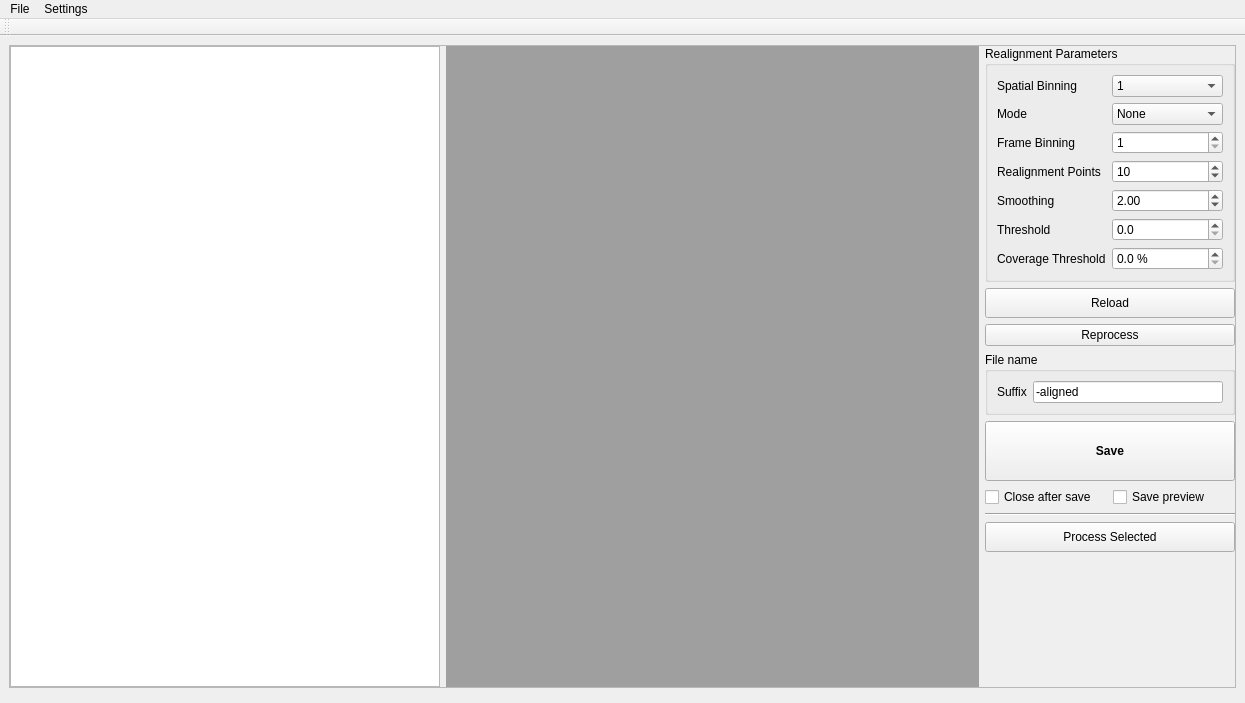
Above: Source/flim-ui/RealignmentStudio.ui from flimfit/Galene before the change. Below: the same form after it.
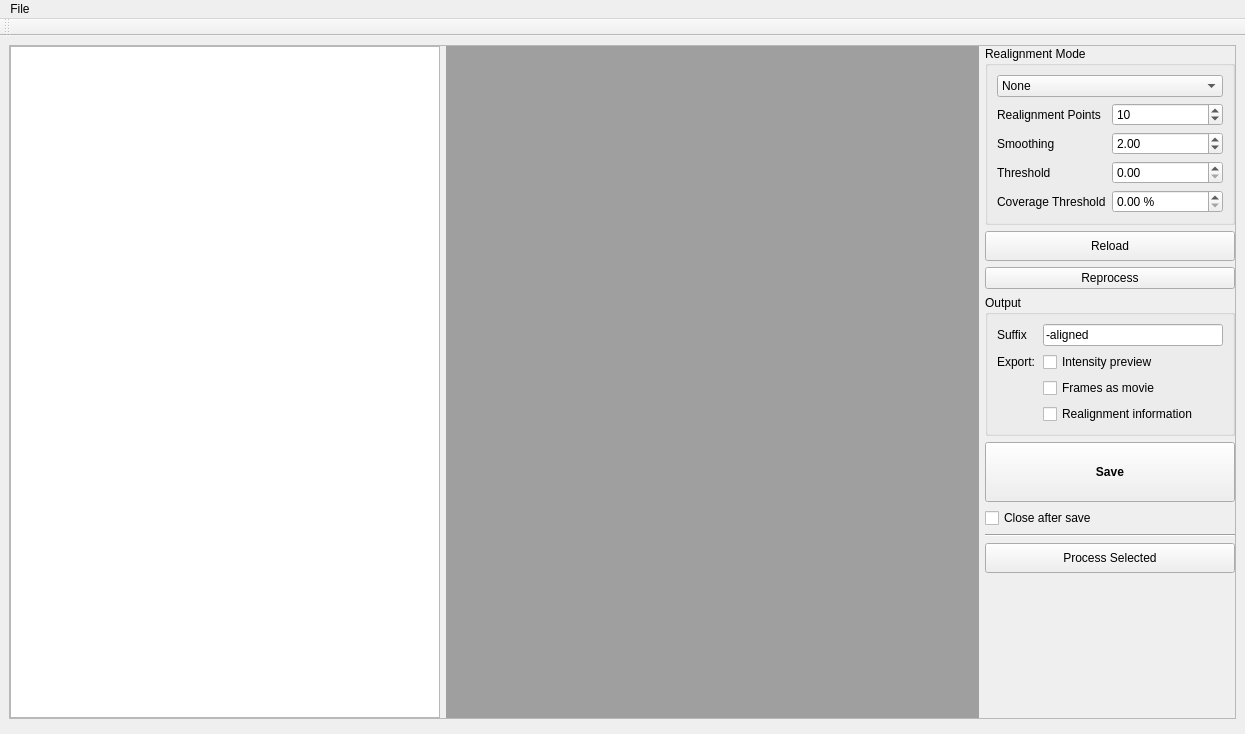
That is the form after the change. The open tabs and pages were chosen to show the change. Custom widgets are drawn as their Qt base class.

Diff of the .ui file:
```diff
--- a/Source/flim-ui/RealignmentStudio.ui
+++ b/Source/flim-ui/RealignmentStudio.ui
@@ -7,7 +7,7 @@
     <x>0</x>
     <y>0</y>
     <width>1245</width>
-    <height>703</height>
+    <height>734</height>
    </rect>
   </property>
   <property name="windowTitle">
@@ -94,16 +94,77 @@
              </size>
             </property>
             <property name="title">
-             <string>Realignment Parameters</string>
+             <string>Realignment Mode</string>
             </property>
+            <layout class="QVBoxLayout" name="verticalLayout_4">
+             <property name="sizeConstraint">
+              <enum>QLayout::SetDefaultConstraint</enum>
+             </property>
+             <item>
+              <widget class="QComboBox" name="mode_combo">
+               <property name="currentText">
+                <string>None</string>
+               </property>
+               <item>
+                <property name="text">
+                 <string>None</string>
+                </property>
+               </item>
+               <item>
+                <property name="text">
+                 <string>Translation</string>
+                </property>
+               </item>
+               <item>
+                <property name="text">
+                 <string>Rigid Body</string>
+                </property>
+               </item>
+               <item>
+                <property name="text">
+                 <string>Warp</string>
+                </property>
+               </item>
+              </widget>
+             </item>
+             <item>
+              <widget class="QStackedWidget" name="parameter_stackedwidget">
+               <property name="sizePolicy">
+                <sizepolicy hsizetype="Preferred" vsizetype="Preferred">
+                 <horstretch>0</horstretch>
+                 <verstretch>0</verstretch>
+                </sizepolicy>
+               </property>
+               <property name="minimumSize">
+                <size>
+                 <width>0</width>
+                 <height>0</height>
+                </size>
+               </property>
+               <property name="maximumSize">
+                <size>
+                 <width>16777215</width>
+                 <height>16777215</height>
+                </size>
+               </property>
+               <property name="currentIndex">
+                <number>0</number>
+               </property>
+               <widget class="QWidget" name="page_5"/>
+               <widget class="QWidget" name="page_3">
             <layout class="QFormLayout" name="formLayout_2">
-             <item row="0" column="0">
-              <widget class="QLabel" name="label_3">
-               <property name="text">
-                <string>Spatial Binning</string>
-               </property>
-              </widget>
-             </item>
+                 <property name="leftMargin">
+                  <number>0</number>
+                 </property>
+                 <property name="topMargin">
+                  <number>0</number>
+                 </property>
+                 <property name="rightMargin">
+                  <number>0</number>
+                 </property>
+                 <property name="bottomMargin">
+                  <number>0</number>
+                 </property>
              <item row="0" column="1">
               <widget class="QComboBox" name="spatial_binning_combo">
                <property name="currentText">
@@ -132,47 +193,13 @@
               </widget>
              </item>
              <item row="1" column="0">
-              <widget class="QLabel" name="label_4">
-               <property name="text">
-                <string>Mode</string>
-               </property>
-              </widget>
-             </item>
-             <item row="1" column="1">
-              <widget class="QComboBox" name="mode_combo">
-               <property name="currentText">
-                <string>None</string>
-               </property>
-               <item>
-                <property name="text">
-                 <string>None</string>
-                </property>
-               </item>
-               <item>
-                <property name="text">
-                 <string>Translation</string>
-                </property>
-               </item>
-               <item>
-                <property name="text">
-                 <string>Rigid Body</string>
-                </property>
-               </item>
-               <item>
-                <property name="text">
-                 <string>Warp</string>
-                </property>
-               </item>
-              </widget>
-             </item>
-             <item row="2" column="0">
               <widget class="QLabel" name="label_28">
                <property name="text">
                 <string>Frame Binning</string>
                </property>
               </widget>
              </item>
-             <item row="2" column="1">
+                 <item row="1" column="1">
               <widget class="QSpinBox" name="frame_binning_combo">
                <property name="minimum">
                 <number>1</number>
@@ -182,14 +209,30 @@
                </property>
               </widget>
              </item>
-             <item row="3" column="0">
+                </layout>
+               </widget>
+               <widget class="QWidget" name="page_4">
+                <layout class="QFormLayout" name="formLayout_3">
+                 <property name="leftMargin">
+                  <number>0</number>
+                 </property>
+                 <property name="topMargin">
+                  <number>0</number>
+                 </property>
+                 <property name="rightMargin">
+                  <number>0</number>
+                 </property>
+                 <property name="bottomMargin">
+                  <number>0</number>
+                 </property>
+                 <item row="0" column="0">
               <widget class="QLabel" name="label_12">
                <property name="text">
                 <string>Realignment Points</string>
                </property>
               </widget>
              </item>
-             <item row="3" column="1">
+                 <item row="0" column="1">
               <widget class="QSpinBox" name="realignment_points_spin">
                <property name="minimum">
                 <number>1</number>
@@ -202,24 +245,14 @@
                </property>
               </widget>
              </item>
-             <item row="5" column="0">
-              <widget class="QLabel" name="label_2">
+                 <item row="1" column="0">
+                  <widget class="QLabel" name="label_5">
                <property name="text">
-                <string>Threshold</string>
+                    <string>Smoothing</string>
                </property>
               </widget>
              </item>
-             <item row="5" column="1">
-              <widget class="QDoubleSpinBox" name="threshold_spin">
-               <property name="decimals">
-                <number>1</number>
-               </property>
-               <property name="maximum">
-                <double>1000000.000000000000000</double>
-               </property>
-              </widget>
-             </item>
-             <item row="4" column="1">
+                 <item row="1" column="1">
               <widget class="QDoubleSpinBox" name="smoothing_spin">
                <property name="maximum">
                 <double>10.000000000000000</double>
@@ -232,31 +265,45 @@
                </property>
               </widget>
              </item>
-             <item row="4" column="0">
-              <widget class="QLabel" name="label_5">
+                 <item row="2" column="0">
+                  <widget class="QLabel" name="label_2">
                <property name="text">
-                <string>Smoothing</string>
+                    <string>Threshold</string>
                </property>
               </widget>
              </item>
-             <item row="6" column="1">
+                 <item row="2" column="1">
+                  <widget class="QDoubleSpinBox" name="threshold_spin">
+                   <property name="decimals">
+                    <number>2</number>
+                   </property>
+                   <property name="maximum">
+                    <double>1000000.000000000000000</double>
+                   </property>
+                  </widget>
+                 </item>
+                 <item row="3" column="0">
+                  <widget class="QLabel" name="label_6">
+                   <property name="text">
+                    <string>Coverage Threshold</string>
+                   </property>
+                  </widget>
+                 </item>
+                 <item row="3" column="1">
               <widget class="QDoubleSpinBox" name="coverage_threshold_spin">
                <property name="suffix">
                 <string> %</string>
                </property>
                <property name="decimals">
-                <number>1</number>
+                    <number>2</number>
                </property>
                <property name="singleStep">
                 <double>5.000000000000000</double>
                </property>
               </widget>
              </item>
-             <item row="6" column="0">
-              <widget class="QLabel" name="label_6">
-               <property name="text">
-                <string>Coverage Threshold</string>
-               </property>
+                </layout>
+               </widget>
               </widget>
              </item>
             </layout>
@@ -291,7 +338,7 @@
           <item>
            <widget class="QGroupBox" name="groupBox">
             <property name="title">
-             <string>File name</string>
+             <string>Output</string>
             </property>
             <layout class="QFormLayout" name="formLayout">
              <item row="0" column="0">
@@ -308,6 +355,60 @@
                </property>
               </widget>
              </item>
+             <item row="1" column="0">
+              <widget class="QLabel" name="label_4">
+               <property name="text">
+                <string>Export:</string>
+               </property>
+              </widget>
+             </item>
+             <item row="1" column="1">
+              <widget class="QCheckBox" name="save_preview_check">
+               <property name="text">
+                <string>Intensity preview</string>
+               </property>
+              </widget>
+             </item>
+             <item row="2" column="1">
+              <widget class="QCheckBox" name="save_movie_check">
+               <property name="text">
+                <string>Frames as movie</string>
+               </property>
+              </widget>
+             </item>
+             <item row="2" column="0">
+              <spacer name="horizontalSpacer">
+               <property name="orientation">
+                <enum>Qt::Horizontal</enum>
+               </property>
+               <property name="sizeHint" stdset="0">
+                <size>
+                 <width>40</width>
+                 <height>15</height>
+                </size>
+               </property>
+              </spacer>
+             </item>
+             <item row="3" column="1">
+              <widget class="QCheckBox" name="save_realignment_info_check">
+               <property name="text">
+                <string>Realignment information</string>
+               </property>
+              </widget>
+             </item>
+             <item row="3" column="0">
+              <spacer name="horizontalSpacer_2">
+               <property name="orientation">
+                <enum>Qt::Horizontal</enum>
+               </property>
+               <property name="sizeHint" stdset="0">
+                <size>
+                 <width>40</width>
+                 <height>15</height>
+                </size>
+               </property>
+              </spacer>
+             </item>
             </layout>
            </widget>
           </item>
@@ -342,13 +443,6 @@
               </property>
              </widget>
             </item>
-            <item>
-             <widget class="QCheckBox" name="save_preview_check">
-              <property name="text">
-               <string>Save preview</string>
-              </property>
-             </widget>
-            </item>
            </layout>
           </item>
           <item>
@@ -415,13 +509,7 @@
     <addaction name="separator"/>
     <addaction name="quit_action"/>
    </widget>
-   <widget class="QMenu" name="menuSettings">
-    <property name="title">
-     <string>Settings</string>
-    </property>
-   </widget>
    <addaction name="menuFiles"/>
-   <addaction name="menuSettings"/>
   </widget>
   <widget class="QToolBar" name="toolBar">
    <property name="windowTitle">
```
Left out of the diff: 13 changed lines with no effect on the pictures. Lines whose indentation alone changed are shown as unchanged.
